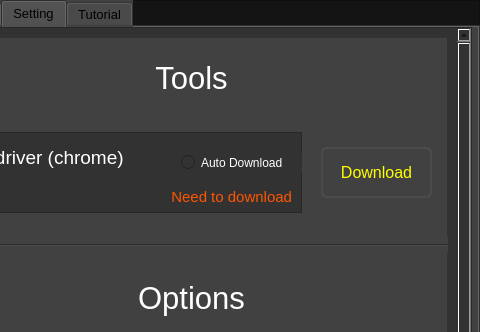
Above: QtDesigner/main_w.ui from webber123123/muse-hunter before the change; both pictures show x 81 to 561 and y 0 to 332 of the 561 by 561 pixel window. Below: the same form after it.
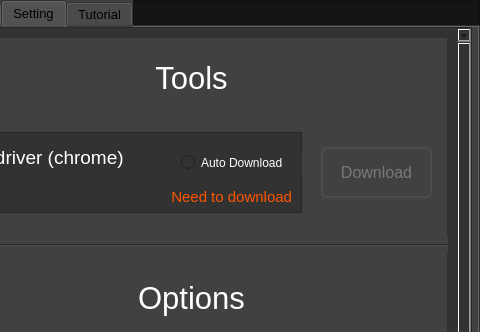
That is the form after the change. The open tabs and pages were chosen to show the change.

What changed in the file:
```diff
--- a/QtDesigner/main_w.ui
+++ b/QtDesigner/main_w.ui
@@ -485,6 +485,9 @@
             </widget>
            </widget>
            <widget class="QPushButton" name="btn_download_t0">
+            <property name="enabled">
+             <bool>false</bool>
+            </property>
             <property name="geometry">
              <rect>
               <x>390</x>
@@ -510,7 +513,10 @@
 
 QPushButton:hover {
 	border-color: rgba(255, 255, 0, 190);
+}
 
+QPushButton:disabled {
+	color: rgb(120, 120, 120);
 }</string>
             </property>
             <property name="text">
```
